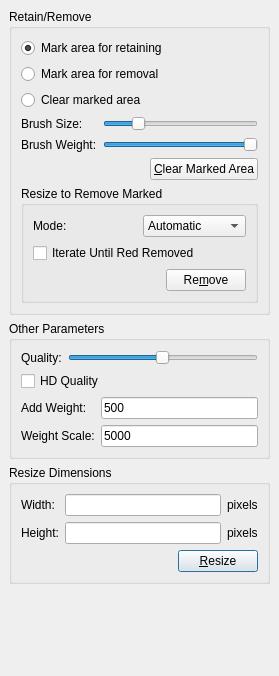
Qt form resizewidget.ui (tari/seam-carving-gui) before a commit.
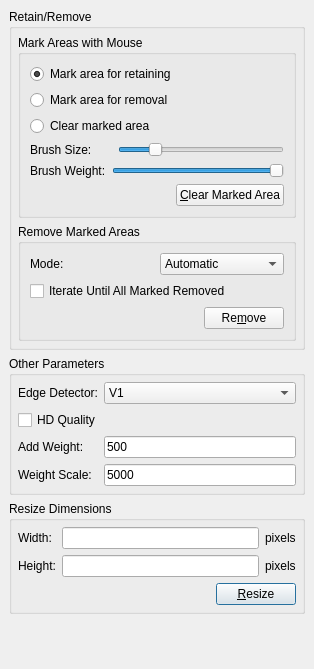
The same form after that commit.

Commit message: * Updated to latest CAIR improvments including choice of edge filter. * Reorganized GUI a bit around "Remove" function. * Added a few more tooltips

The edit to the form file:
```diff
--- a/resizewidget.ui
+++ b/resizewidget.ui
@@ -5,8 +5,8 @@
    <rect>
     <x>0</x>
     <y>0</y>
-    <width>279</width>
-    <height>676</height>
+    <width>314</width>
+    <height>669</height>
    </rect>
   </property>
   <property name="sizePolicy" >
@@ -32,20 +32,150 @@
      <property name="title" >
       <string>Retain/Remove</string>
      </property>
-     <layout class="QGridLayout" >
+     <layout class="QVBoxLayout" >
       <property name="margin" >
-       <number>9</number>
+       <number>6</number>
       </property>
       <property name="spacing" >
        <number>6</number>
       </property>
-      <item row="6" column="0" colspan="2" >
+      <item>
+       <widget class="QGroupBox" name="groupBox_4" >
+        <property name="title" >
+         <string>Mark Areas with Mouse</string>
+        </property>
+        <layout class="QGridLayout" >
+         <property name="margin" >
+          <number>9</number>
+         </property>
+         <property name="spacing" >
+          <number>6</number>
+         </property>
+         <item row="3" column="2" >
+          <widget class="QSlider" name="brushSizeSlider" >
+           <property name="minimum" >
+            <number>3</number>
+           </property>
+           <property name="maximum" >
+            <number>63</number>
+           </property>
+           <property name="singleStep" >
+            <number>4</number>
+           </property>
+           <property name="pageStep" >
+            <number>8</number>
+           </property>
+           <property name="value" >
+            <number>15</number>
+           </property>
+           <property name="sliderPosition" >
+            <number>15</number>
+           </property>
+           <property name="orientation" >
+            <enum>Qt::Horizontal</enum>
+           </property>
+          </widget>
+         </item>
+         <item row="0" column="0" colspan="3" >
+          <widget class="QRadioButton" name="retainRadio" >
+           <property name="text" >
+            <string>Mark area for retaining</string>
+           </property>
+           <property name="checked" >
+            <bool>true</bool>
+           </property>
+          </widget>
+         </item>
+         <item row="4" column="0" >
+          <widget class="QLabel" name="label_2" >
+           <property name="text" >
+            <string>Brush Weight:</string>
+           </property>
+          </widget>
+         </item>
+         <item row="3" column="0" colspan="2" >
+          <widget class="QLabel" name="label" >
+           <property name="text" >
+            <string>Brush Size:</string>
+           </property>
+          </widget>
+         </item>
+         <item row="1" column="0" colspan="3" >
+          <widget class="QRadioButton" name="removeRadio" >
+           <property name="text" >
+            <string>Mark area for removal</string>
+           </property>
+          </widget>
+         </item>
+         <item row="4" column="1" colspan="2" >
+          <widget class="QSlider" name="brushWeightSlider" >
+           <property name="minimum" >
+            <number>1</number>
+           </property>
+           <property name="maximum" >
+            <number>100</number>
+           </property>
+           <property name="singleStep" >
+            <number>5</number>
+           </property>
+           <property name="pageStep" >
+            <number>20</number>
+           </property>
+           <property name="value" >
+            <number>100</number>
+           </property>
+           <property name="orientation" >
+            <enum>Qt::Horizontal</enum>
+           </property>
+          </widget>
+         </item>
+         <item row="2" column="0" colspan="3" >
+          <widget class="QRadioButton" name="clearRadio" >
+           <property name="text" >
+            <string>Clear marked area</string>
+           </property>
+          </widget>
+         </item>
+         <item row="5" column="0" colspan="3" >
+          <layout class="QHBoxLayout" >
+           <property name="margin" >
+            <number>0</number>
+           </property>
+           <property name="spacing" >
+            <number>6</number>
+           </property>
+           <item>
+            <spacer>
+             <property name="orientation" >
+              <enum>Qt::Horizontal</enum>
+             </property>
+             <property name="sizeHint" >
+              <size>
+               <width>40</width>
+               <height>20</height>
+              </size>
+             </property>
+            </spacer>
+           </item>
+           <item>
+            <widget class="QPushButton" name="clearButton" >
+             <property name="text" >
+              <string>&amp;Clear Marked Area</string>
+             </property>
+            </widget>
+           </item>
+          </layout>
+         </item>
+        </layout>
+       </widget>
+      </item>
+      <item>
        <widget class="QGroupBox" name="removeGroup" >
         <property name="enabled" >
          <bool>true</bool>
         </property>
         <property name="title" >
-         <string>Resize to Remove Marked</string>
+         <string>Remove Marked Areas</string>
         </property>
         <layout class="QGridLayout" >
          <property name="margin" >
@@ -119,128 +249,13 @@
          <item row="1" column="0" colspan="2" >
           <widget class="QCheckBox" name="iterateCheckBox" >
            <property name="text" >
-            <string>Iterate Until Red Removed</string>
+            <string>Iterate Until All Marked Removed</string>
            </property>
           </widget>
          </item>
         </layout>
        </widget>
       </item>
-      <item row="1" column="0" colspan="2" >
-       <widget class="QRadioButton" name="removeRadio" >
-        <property name="text" >
-         <string>Mark area for removal</string>
-        </property>
-       </widget>
-      </item>
-      <item row="2" column="0" colspan="2" >
-       <widget class="QRadioButton" name="clearRadio" >
-        <property name="text" >
-         <string>Clear marked area</string>
-        </property>
-       </widget>
-      </item>
-      <item row="3" column="1" >
-       <widget class="QSlider" name="brushSizeSlider" >
-        <property name="minimum" >
-         <number>3</number>
-        </property>
-        <property name="maximum" >
-         <number>63</number>
-        </property>
-        <property name="singleStep" >
-         <number>4</number>
-        </property>
-        <property name="pageStep" >
-         <number>8</number>
-        </property>
-        <property name="value" >
-         <number>15</number>
-        </property>
-        <property name="sliderPosition" >
-         <number>15</number>
-        </property>
-        <property name="orientation" >
-         <enum>Qt::Horizontal</enum>
-        </property>
-       </widget>
-      </item>
-      <item row="4" column="1" >
-       <widget class="QSlider" name="brushWeightSlider" >
-        <property name="minimum" >
-         <number>1</number>
-        </property>
-        <property name="maximum" >
-         <number>100</number>
-        </property>
-        <property name="singleStep" >
-         <number>5</number>
-        </property>
-        <property name="pageStep" >
-         <number>20</number>
-        </property>
-        <property name="value" >
-         <number>100</number>
-        </property>
-        <property name="orientation" >
-         <enum>Qt::Horizontal</enum>
-        </property>
-       </widget>
-      </item>
-      <item row="4" column="0" >
-       <widget class="QLabel" name="label_2" >
-        <property name="text" >
-         <string>Brush Weight:</string>
-        </property>
-       </widget>
-      </item>
-      <item row="3" column="0" >
-       <widget class="QLabel" name="label" >
-        <property name="text" >
-         <string>Brush Size:</string>
-        </property>
-       </widget>
-      </item>
-      <item row="5" column="0" colspan="2" >
-       <layout class="QHBoxLayout" >
-        <property name="margin" >
-         <number>0</number>
-        </property>
-        <property name="spacing" >
-         <number>6</number>
-        </property>
-        <item>
-         <spacer>
-          <property name="orientation" >
-           <enum>Qt::Horizontal</enum>
-          </property>
-          <property name="sizeHint" >
-           <size>
-            <width>40</width>
-            <height>20</height>
-           </size>
-          </property>
-         </spacer>
-        </item>
-        <item>
-         <widget class="QPushButton" name="clearButton" >
-          <property name="text" >
-           <string>&amp;Clear Marked Area</string>
-          </property>
-         </widget>
-        </item>
-       </layout>
-      </item>
-      <item row="0" column="0" colspan="2" >
-       <widget class="QRadioButton" name="retainRadio" >
-        <property name="text" >
-         <string>Mark area for retaining</string>
-        </property>
-        <property name="checked" >
-         <bool>true</bool>
-        </property>
-       </widget>
-      </item>
      </layout>
     </widget>
    </item>
@@ -251,72 +266,79 @@
      </property>
      <layout class="QGridLayout" >
       <property name="margin" >
-       <number>9</number>
+       <number>6</number>
       </property>
       <property name="spacing" >
        <number>6</number>
       </property>
-      <item row="3" column="2" >
-       <widget class="QLineEdit" name="weightScaleLineEdit" >
+      <item row="0" column="0" >
+       <widget class="QLabel" name="convLabel" >
         <property name="text" >
-         <string>5000</string>
+         <string>Edge Detector:</string>
         </property>
        </widget>
       </item>
-      <item row="3" column="0" colspan="2" >
-       <widget class="QLabel" name="weightScaleLabel" >
-        <property name="text" >
-         <string>Weight Scale:</string>
-        </property>
+      <item row="0" column="1" >
+       <widget class="QComboBox" name="edgeDetector" >
+        <item>
+         <property name="text" >
+          <string>V1</string>
+         </property>
+        </item>
+        <item>
+         <property name="text" >
+          <string>V_SQUARE</string>
+         </property>
+        </item>
+        <item>
+         <property name="text" >
+          <string>Prewitt</string>
+         </property>
+        </item>
+        <item>
+         <property name="text" >
+          <string>Sobel</string>
+         </property>
+        </item>
+        <item>
+         <property name="text" >
+          <string>Laplacian</string>
+         </property>
+        </item>
        </widget>
       </item>
-      <item row="2" column="2" >
-       <widget class="QLineEdit" name="addWeightLineEdit" >
-        <property name="text" >
-         <string>500</string>
-        </property>
-       </widget>
-      </item>
-      <item row="2" column="0" colspan="2" >
-       <widget class="QLabel" name="addWeightLabel" >
-        <property name="text" >
-         <string>Add Weight:</string>
-        </property>
-       </widget>
-      </item>
-      <item row="1" column="0" colspan="3" >
+      <item row="1" column="0" colspan="2" >
        <widget class="QCheckBox" name="hdCheckBox" >
         <property name="text" >
          <string>HD Quality</string>
         </property>
        </widget>
       </item>
-      <item row="0" column="1" colspan="2" >
-       <widget class="QSlider" name="qualitySlider" >
-        <property name="minimum" >
-         <number>1</number>
+      <item row="2" column="0" >
+       <widget class="QLabel" name="addWeightLabel" >
+        <property name="text" >
+         <string>Add Weight:</string>
         </property>
-        <property name="maximum" >
-         <number>100</number>
+       </widget>
+      </item>
+      <item row="2" column="1" >
+       <widget class="QLineEdit" name="addWeightLineEdit" >
+        <property name="text" >
+         <string>500</string>
         </property>
-        <property name="singleStep" >
-         <number>5</number>
+       </widget>
+      </item>
+      <item row="3" column="0" >
+       <widget class="QLabel" name="weightScaleLabel" >
+        <property name="text" >
+         <string>Weight Scale:</string>
         </property>
-        <property name="pageStep" >
-         <number>20</number>
-        </property>
-        <property name="value" >
-         <number>50</number>
-        </property>
-        <property name="orientation" >
-         <enum>Qt::Horizontal</enum>
-        </property>
        </widget>
       </item>
-      <item row="0" column="0" >
-       <widget class="QLabel" name="label_3" >
+      <item row="3" column="1" >
+       <widget class="QLineEdit" name="weightScaleLineEdit" >
         <property name="text" >
-         <string>Quality:</string>
+         <string>5000</string>
         </property>
        </widget>
       </item>
@@ -330,7 +352,7 @@
      </property>
      <layout class="QGridLayout" >
       <property name="margin" >
-       <number>9</number>
+       <number>6</number>
       </property>
       <property name="spacing" >
        <number>6</number>
```
Left out of the diff: 32 changed lines with no effect on the pictures. The commit also changes 4 other files.
